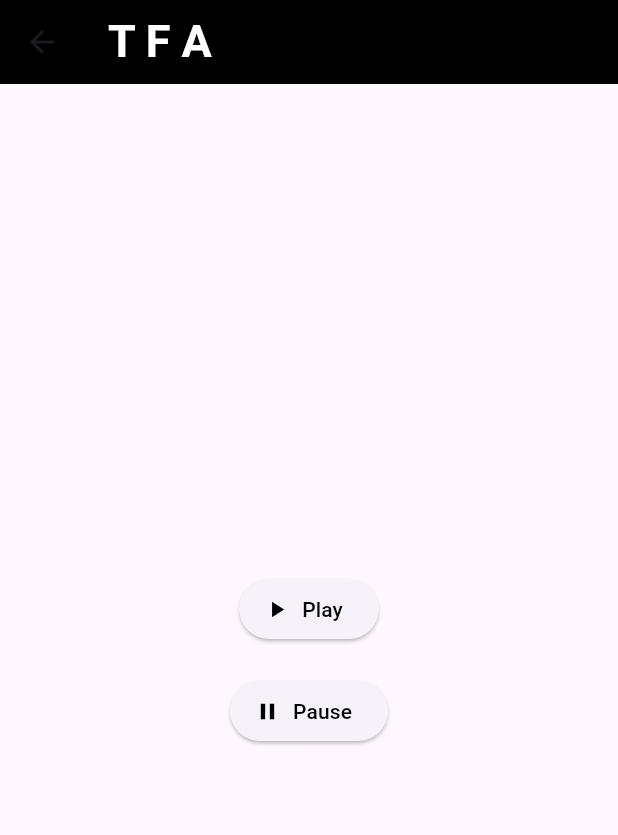
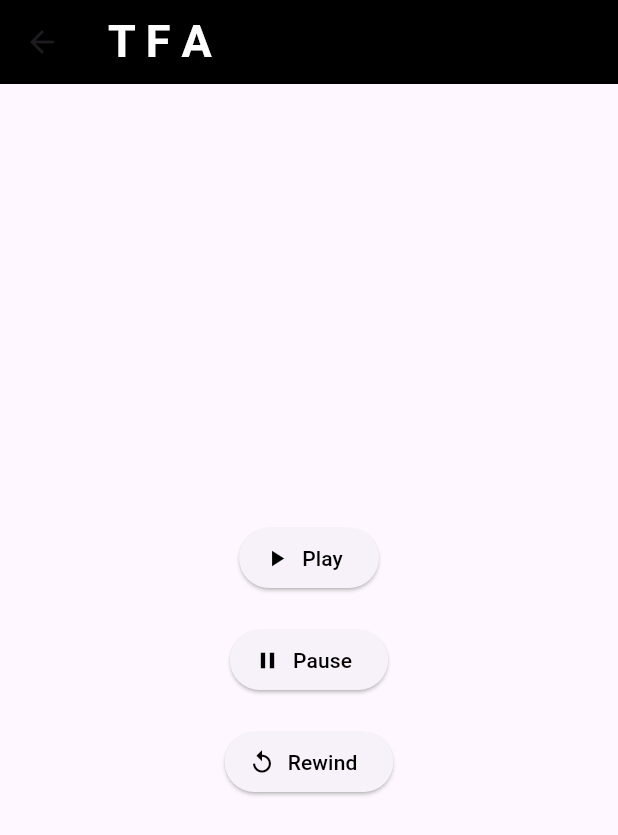
Before and after one commit to Romainperfer33/TFA-PROJECT, a Flutter app: the MusicView screen opened by its route, on a phone screen of 412 x 824 dp. Shown: the top 835 px of the screen. Run offline on Flutter 3.47's test engine with Material 3 defaults, Android fonts, the phone set to English and light mode, and no system bars; our stand-ins replace audioplayers, flutter_animate, vibration; missing offline and left inert: flutter_barcode_scanner.

```diff
--- a/lib/pages/music_view.dart
+++ b/lib/pages/music_view.dart
@@ -36,6 +36,18 @@ class _MusicViewState extends State<MusicView> {
   Future<void> _pauseMusic() async {
     _audioPlayer.pause();
     _vibrationTimer?.cancel();
+  }
+
+  Future<void> _rewindMusic() async {
+    await _audioPlayer.seek(Duration.zero);
+    _audioPlayer.resume();
+
+    int interval = (60000 / _tempo).round();
+
+    _vibrationTimer?.cancel();
+    _vibrationTimer = Timer.periodic(Duration(milliseconds: interval), (timer) {
+      Vibration.vibrate(duration: 50);
+    });
   }
 
   @override
@@ -81,6 +93,15 @@ class _MusicViewState extends State<MusicView> {
                   style: TextStyle(color: Colors.black),
                 ),
               ),
+              const SizedBox(height: 20),
+              ElevatedButton.icon(
+                onPressed: _rewindMusic,
+                icon: const Icon(Icons.replay, color: Colors.black),
+                label: const Text(
+                  "Rewind",
+                  style: TextStyle(color: Colors.black),
+                ),
+              ),
             ],
           ),
         ),
```
Also changed, not shown: 1 other file.
